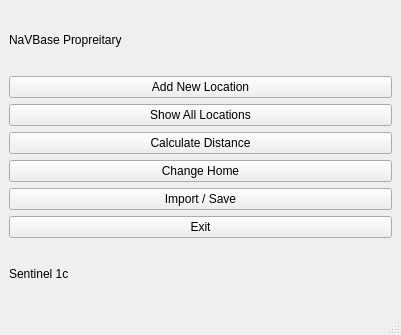
Above: Programmin2/Praktikum/Praktikum3/Navigation-A9-P3 (GUI)/GUI_NavBase/mainwindow.ui from M1keP1/CppCampusChronicles_HDA before the change. Below: the same form after it.
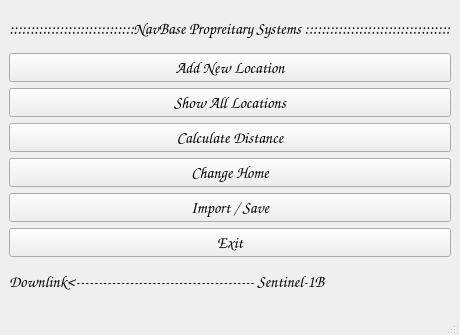
That is the form after the change.

What changed in the file:
```diff
--- a/Programmin2/Praktikum/Praktikum3/Navigation-A9-P3 (GUI)/GUI_NavBase/mainwindow.ui
+++ b/Programmin2/Praktikum/Praktikum3/Navigation-A9-P3 (GUI)/GUI_NavBase/mainwindow.ui
@@ -6,10 +6,20 @@
    <rect>
     <x>0</x>
     <y>0</y>
-    <width>401</width>
+    <width>447</width>
     <height>335</height>
    </rect>
   </property>
+  <property name="font">
+   <font>
+    <family>Comic Sans MS</family>
+    <pointsize>12</pointsize>
+    <bold>true</bold>
+   </font>
+  </property>
+  <property name="cursor">
+   <cursorShape>CrossCursor</cursorShape>
+  </property>
   <property name="windowTitle">
    <string>MainWindow</string>
   </property>
@@ -17,8 +27,11 @@
    <layout class="QVBoxLayout" name="verticalLayout">
     <item>
      <widget class="QLabel" name="label">
+      <property name="autoFillBackground">
+       <bool>false</bool>
+      </property>
       <property name="text">
-       <string>NaVBase Propreitary </string>
+       <string>::::::::::::::::::::::::::::::NavBase Propreitary Systems :::::::::::::::::::::::::::::::::::</string>
       </property>
      </widget>
     </item>
@@ -67,7 +80,7 @@
     <item>
      <widget class="QLabel" name="label_2">
       <property name="text">
-       <string>Sentinel 1c</string>
+       <string>Downlink&lt;---------------------------------------- Sentinel-1B</string>
       </property>
      </widget>
     </item>
```
Left out of the diff: 14 changed lines with no effect on the pictures.
